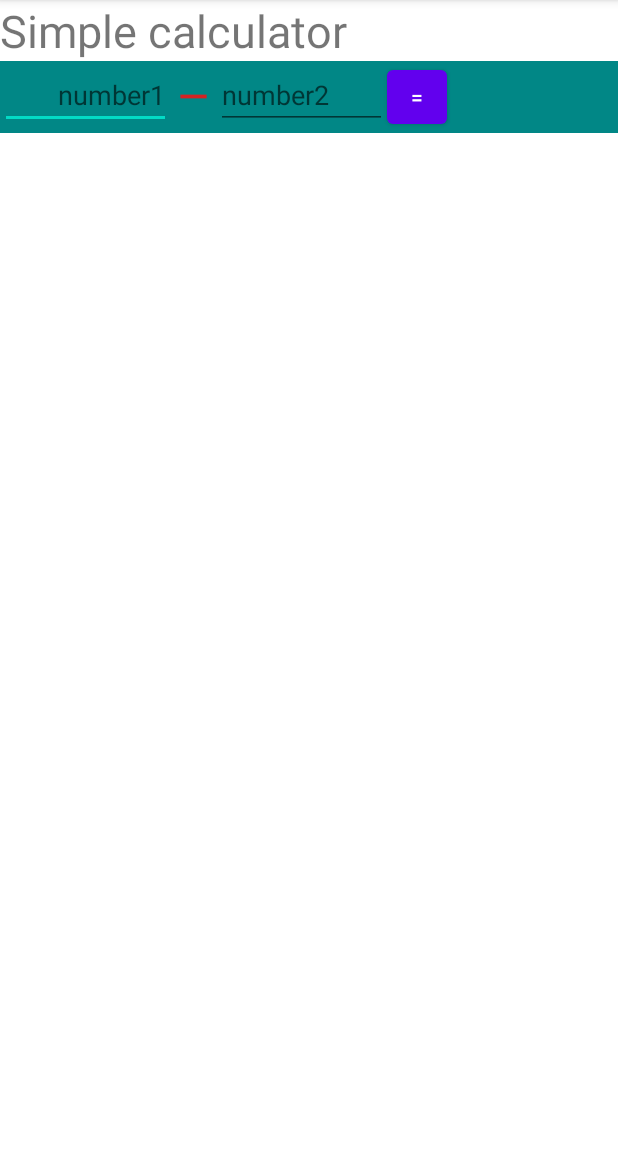
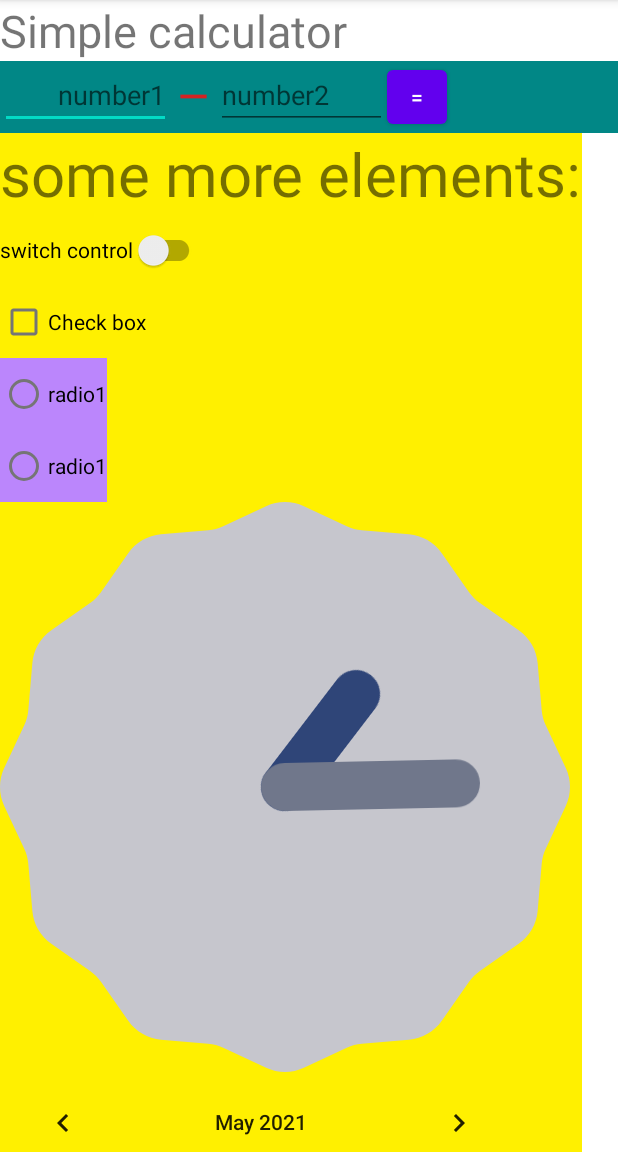
Before and after one commit to danilmv/Android1v2, an Android app: the screen it shows after launch (MainActivity), on a phone screen of 412 x 824 dp, the part 84-1236 px from its top. Run offline under Robolectric (Android 15) with nearby library versions, the phone set to English and light mode, and no system bars.

Commit message:
L1: some more elements

```diff
--- a/lesson1/src/main/res/layout/activity_main.xml
+++ b/lesson1/src/main/res/layout/activity_main.xml
@@ -62,5 +62,12 @@
 
     </LinearLayout>
 
+    <FrameLayout
+        android:layout_width="wrap_content"
+        android:layout_height="wrap_content"
+        android:background="@color/yellow">
+        <include layout="@layout/more_elements"/>
+    </FrameLayout>
+
 
 </LinearLayout>
--- /dev/null
+++ b/lesson1/src/main/res/layout/more_elements.xml
@@ -0,0 +1,49 @@
+<?xml version="1.0" encoding="utf-8"?>
+<ScrollView xmlns:android="http://schemas.android.com/apk/res/android"
+    android:layout_width="wrap_content"
+    android:layout_height="wrap_content">
+
+    <LinearLayout
+        android:layout_width="match_parent"
+        android:layout_height="match_parent"
+        android:orientation="vertical">
+
+        <TextView
+            android:layout_width="wrap_content"
+            android:layout_height="wrap_content"
+            android:textSize="40sp"
+            android:text="some more elements:" />
+
+        <androidx.appcompat.widget.SwitchCompat
+            android:layout_width="wrap_content"
+            android:layout_height="wrap_content"
+            android:text="switch control" />
+
+        <CheckBox
+            android:layout_width="wrap_content"
+            android:layout_height="wrap_content"
+            android:text="Check box"/>
+
+        <RadioGroup
+            android:layout_width="wrap_content"
+            android:layout_height="wrap_content"
+            android:background="@color/purple_200">
+            <RadioButton
+                android:layout_width="wrap_content"
+                android:layout_height="wrap_content"
+                android:text="radio1"/>
+            <RadioButton
+                android:layout_width="wrap_content"
+                android:layout_height="wrap_content"
+                android:text="radio1"/>
+        </RadioGroup>
+
+        <AnalogClock
+            android:layout_width="wrap_content"
+            android:layout_height="wrap_content"/>
+
+        <CalendarView
+            android:layout_width="wrap_content"
+            android:layout_height="wrap_content"/>
+    </LinearLayout>
+</ScrollView>
--- a/lesson1/src/main/res/values/colors.xml
+++ b/lesson1/src/main/res/values/colors.xml
@@ -7,4 +7,5 @@
     <color name="teal_700">#FF018786</color>
     <color name="black">#FF000000</color>
     <color name="white">#FFFFFFFF</color>
+    <color name="yellow">#FFFFF000</color>
 </resources>
```
Also changed, not shown: 1 other file.
